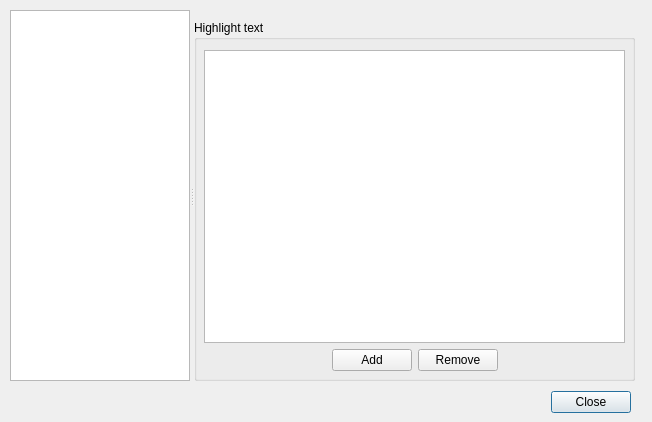
First picture: the form in ui/options.ui, repository gitter-badger/simplechatclient, before the edit.
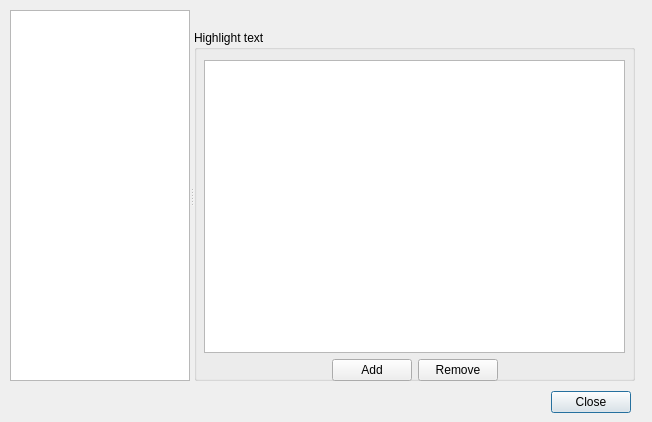
Second picture: the form after the edit. The open tabs and pages were chosen to show the change. Icons and pictures are not drawn.

Commit message: fix options layout

Diff of the .ui file:
```diff
--- a/ui/options.ui
+++ b/ui/options.ui
@@ -260,9 +260,9 @@
       <property name="geometry">
        <rect>
         <x>0</x>
-        <y>10</y>
+        <y>20</y>
         <width>441</width>
-        <height>361</height>
+        <height>351</height>
        </rect>
       </property>
       <property name="title">
```
Left out of the diff: 4 changed lines with no effect on the pictures.
